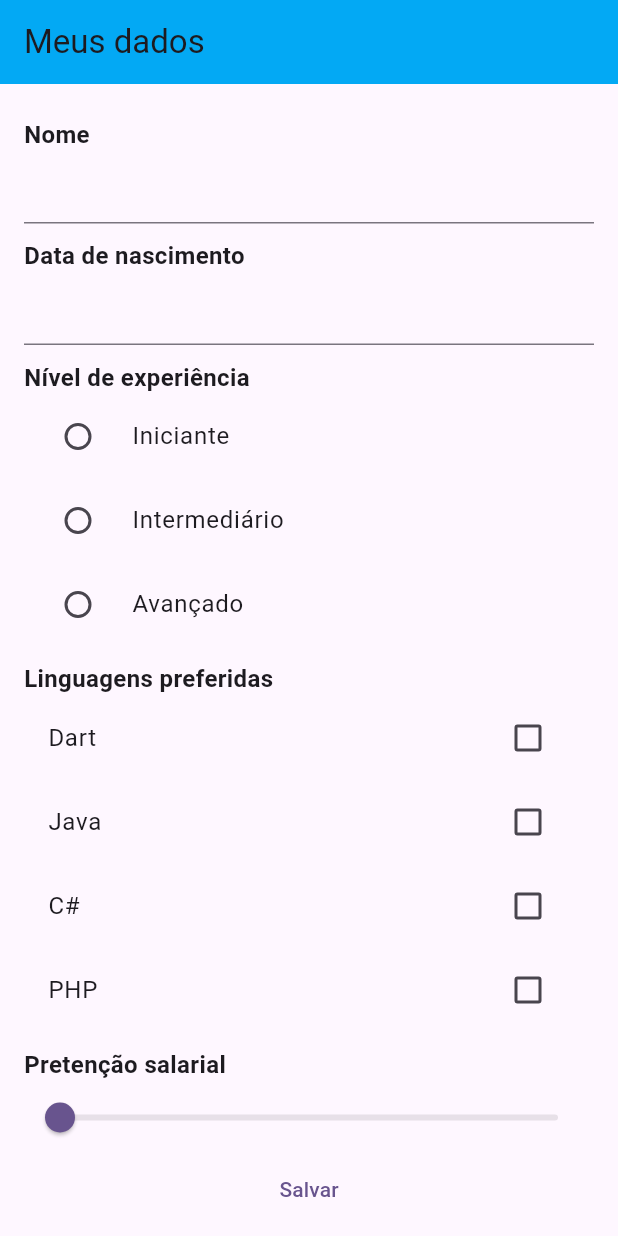
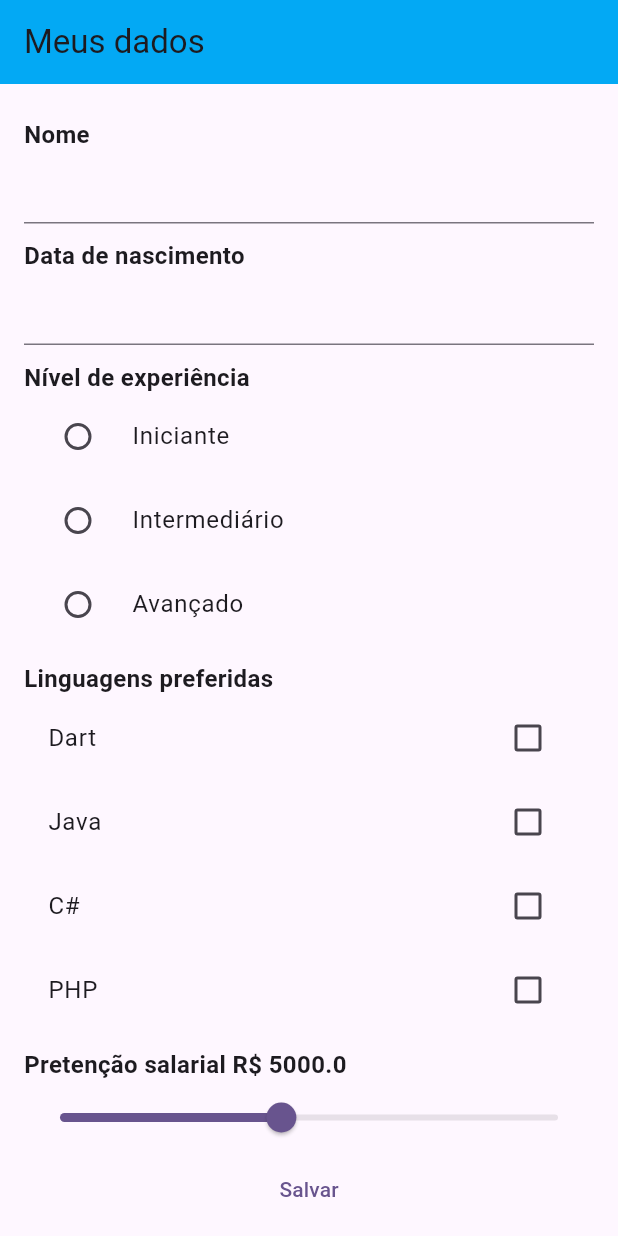
Before and after one commit to maurojh/diowpicouef, a Flutter app: the screen it shows after launch, on a phone screen of 412 x 824 dp. Run offline on Flutter 3.47's test engine with Material 2 defaults, Android fonts, the phone set to English and light mode, and no system bars.

Commit message:
Mostrando salario selecionado

```diff
--- a/lib/dados_cadastrais.dart
+++ b/lib/dados_cadastrais.dart
@@ -16,7 +16,7 @@ class _DadosCadastraisState extends State<DadosCadastrais> {
   var linguagens = [];
   var linguagensSelecionadas = [];
   String nivelSelecionado = '';
-  double pretencaoSalarial = 0.0;
+  double pretencaoSalarial = 5000;
 
   @override
   void initState() {
@@ -99,8 +99,11 @@ class _DadosCadastraisState extends State<DadosCadastrais> {
                   )
                   .toList(),
             ),
-            rotuloTexto('Pretenção salarial'),
-            Slider(value: pretencaoSalarial, onChanged: (value) {
+            rotuloTexto('Pretenção salarial R\$ $pretencaoSalarial'),
+            Slider(
+              min: 1000,
+              max: 10000,
+              value: pretencaoSalarial, onChanged: (value) {
               print(value);
               setState(() {
                 pretencaoSalarial = value;
```
